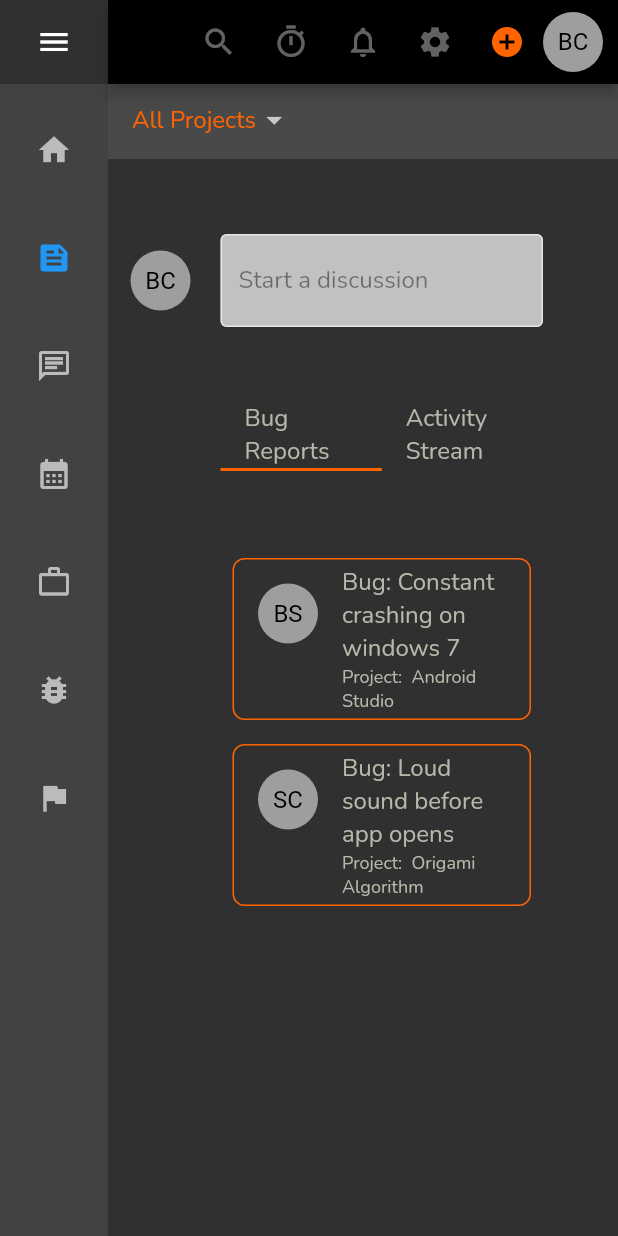
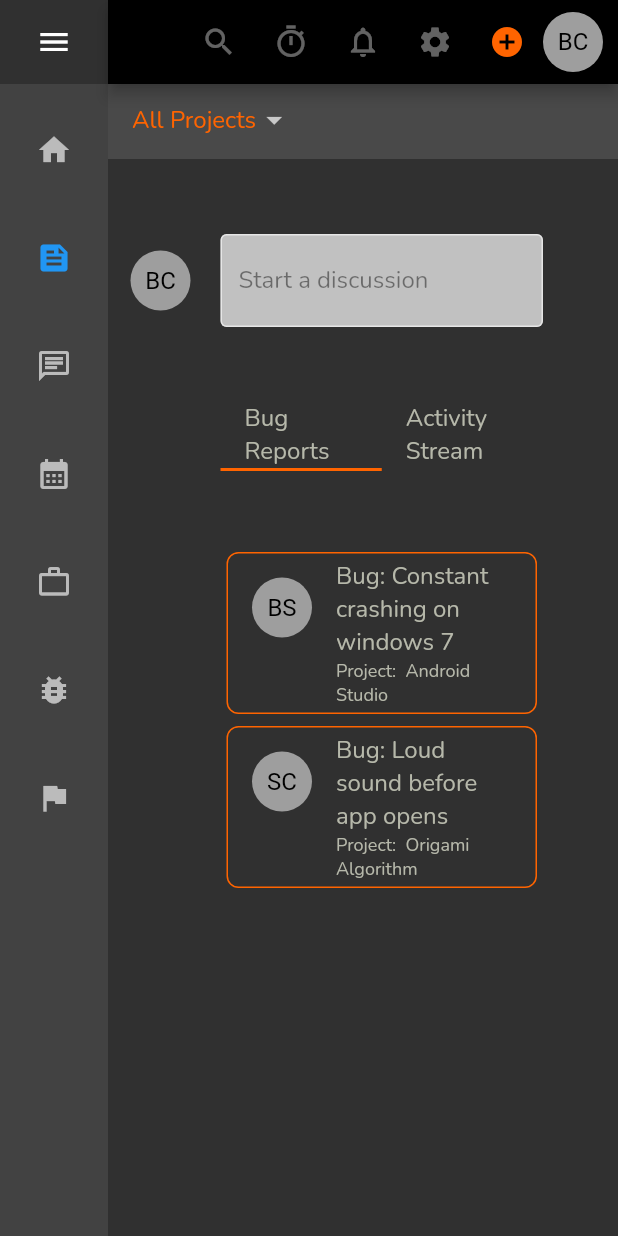
Before and after one commit to LOVE-CRAFTT/Bug-Tracker, a Flutter app: the screen it shows after launch, on a phone screen of 412 x 824 dp. Run offline on Flutter 3.47's test engine with Material 3 defaults, Android fonts, the phone set to English and light mode, and no system bars; our stand-ins replace percent_indicator, table_calendar.

Commit message:
Update bug_reports.dart

```diff
--- a/bug_tracker/lib/ui_components/bug_reports.dart
+++ b/bug_tracker/lib/ui_components/bug_reports.dart
@@ -11,7 +11,7 @@ class BugReports extends StatelessWidget {
       itemBuilder: (BuildContext context, int index) {
         var bugReport = customerReportSource[index];
         return Container(
-          margin: const EdgeInsets.all(8),
+          margin: const EdgeInsets.all(4),
           decoration: BoxDecoration(
             borderRadius: BorderRadius.circular(8),
             border: Border.all(
@@ -34,6 +34,7 @@ class BugReports extends StatelessWidget {
             titleTextStyle: kContainerTextStyle,
             subtitle: Text("Project:  ${bugReport.project}"),
             subtitleTextStyle: kContainerTextStyle.copyWith(fontSize: 12.0),
+            onTap: () {},
           ),
         );
       },
```
